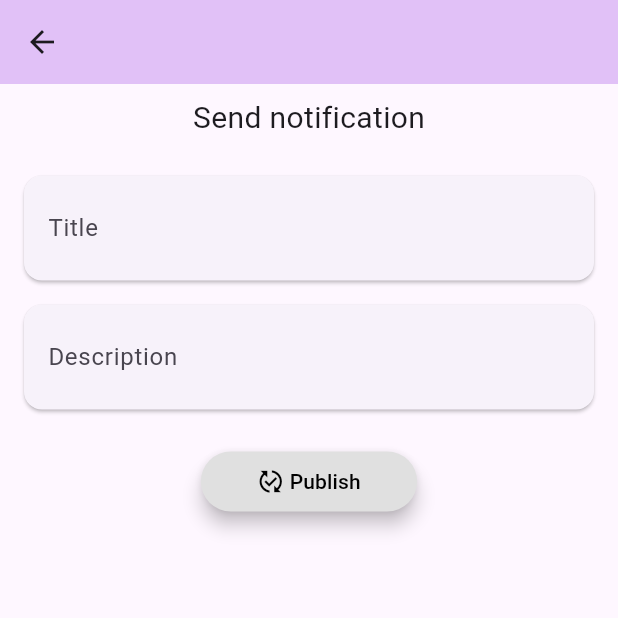
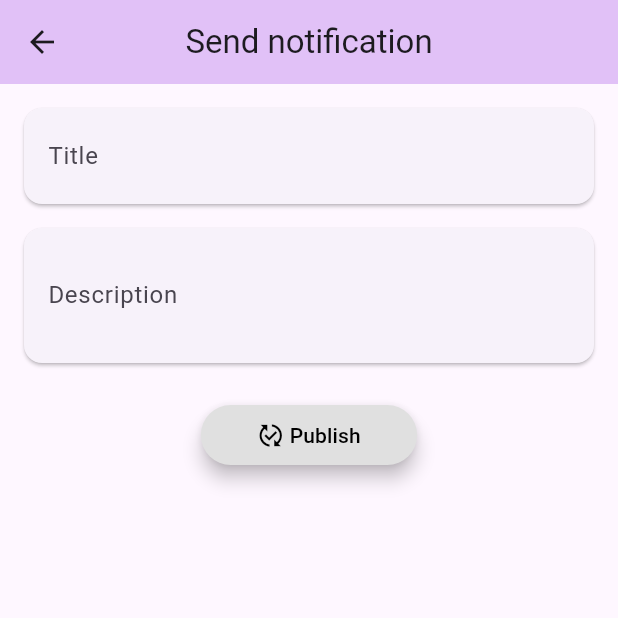
Before and after one commit to MobileDevNalsoft/Nalsoft, a Flutter app: the GenerateNotification screen opened by its route, on a phone screen of 412 x 824 dp, the top half of it. Run offline on Flutter 3.47's test engine with Material 3 defaults, Android fonts, the phone set to English and light mode, and no system bars; our stand-ins replace cloud_firestore, connectivity_plus, dio, firebase_auth, firebase_core, firebase_messaging and 6 more; missing offline and left inert: custom_widgets, flutter_beep, flutter_email_sender, flutter_windowmanager, qr_code_scanner, syncfusion_flutter_xlsio; accounts and stored records are empty; network calls fail.

Commit message:
Updated dynamic functionality

```diff
--- a/lib/views/screens/admin_screens/admin_generate_notification_view.dart
+++ b/lib/views/screens/admin_screens/admin_generate_notification_view.dart
@@ -33,19 +33,18 @@ class _GenerateNotificationState extends State<GenerateNotification>
       child: AspectRatio(
         aspectRatio: size.height/size.width,
         child: Scaffold(
+
           resizeToAvoidBottomInset: false,
-          appBar: AppBar(
+          appBar: AppBar(title: Text("Send notification"),centerTitle: true,
             leading: IconButton(
                 onPressed: () => Navigator.pop(context),
                 icon: const Icon(Icons.arrow_back)),
             backgroundColor: const Color.fromARGB(100, 179, 110, 234),
           ),
-          body: Column(
+          body: Stack(
+            children: [Column(
               children: [
-              const Padding(
-                padding: EdgeInsets.all(8.0),
-                child: Text("Send notification", style: TextStyle(fontSize: 20)),
-              ),
+
                 Card(
                   elevation: 1,
                   margin: const EdgeInsets.all(16),
@@ -55,7 +54,7 @@ class _GenerateNotificationState extends State<GenerateNotification>
                         label: Text("Title"),
                         border: InputBorder.none,
                         contentPadding:
-                          EdgeInsets.symmetric(vertical: 15, horizontal: 16),
+                            EdgeInsets.symmetric(vertical: 12, horizontal: 16),
                       )),
                 ),
                 Card(
@@ -69,16 +68,12 @@ class _GenerateNotificationState extends State<GenerateNotification>
                         label: Text("Description"),
                         border: InputBorder.none,
                         contentPadding:
-                          EdgeInsets.symmetric(vertical: 15, horizontal: 16),
+                            EdgeInsets.symmetric(vertical: 25, horizontal: 16),
                       )),
                 ),
                 SizedBox(
                   width: size.width * 0.35,
-                child: Provider.of<GenerateNotificationProvider>(context,
-                            listen: true)
-                        .isLoading
-                    ? CustomWidgets.CustomCircularLoader()
-                    : CustomElevatedButton(
+                  child: CustomElevatedButton(
                           color: MaterialStatePropertyAll(
                                             Colors.grey.shade300),
                           onPressed: () async {
@@ -97,6 +92,8 @@ class _GenerateNotificationState extends State<GenerateNotification>
                                 if (result) {
                                   CustomSnackBar.showSnackBar(
                                       context, "Successfully sent", Colors.green);
+                                      titleController.clear();
+                                      descriptionController.clear();
                                 } else {
                                   CustomSnackBar.showSnackBar(context,
                                       "Could not send notification", Colors.red);
@@ -122,6 +119,18 @@ class _GenerateNotificationState extends State<GenerateNotification>
                 )
               ],
             ),
+            if(Provider.of<GenerateNotificationProvider>(context,
+                            listen: true)
+                        .isLoading) Positioned(
+                  top: 0,
+                  left: 0,
+                  right: 0,
+                  bottom: 0,
+                  child: Container(
+                      color: Colors.black38,
+                      child: CustomWidgets.CustomCircularLoader()),
+                ),
+          ]),
         ),
       ),
     );
--- a/lib/views/screens/admin_screens/admin_home_view.dart
+++ b/lib/views/screens/admin_screens/admin_home_view.dart
@@ -4,6 +4,7 @@ import "package:get_it/get_it.dart";
 import "package:meals_management/inits/di_container.dart";
 import "package:meals_management/models/user_model.dart";
 import "package:meals_management/network_handler_mixin/network_handler.dart";
+import "package:meals_management/utils/constants.dart";
 import "package:meals_management/views/custom_widgets/custom_button.dart";
 import "package:meals_management/views/custom_widgets/custom_calendar_card.dart";
 import "package:meals_management/views/screens/admin_screens/admin_employees_view.dart";
@@ -336,7 +337,7 @@ class _AdminHomePageState extends State<AdminHomePage> with ConnectivityMixin {
       }
 
       // Permission granted, proceed with sending email
-      const recipientEmail = 'chiluverimadhankumarnetha@gmail.com';
+      String recipientEmail = sharedPreferences.getString(AppConstants.USERNAME).toString();
       const subject = 'Excel Data';
       const body = 'Please find the attached Excel file with the data.';
 
--- a/lib/views/screens/emp_screens/data_loader_page.dart
+++ b/lib/views/screens/emp_screens/data_loader_page.dart
@@ -44,7 +44,7 @@ class _DataLoader extends State<DataLoader> with ConnectivityMixin {
         await Provider.of<UserDataProvider>(context, listen: false)
             .getHolidays();
       }
-      if (sharedPreferences.getString('user_type') == 'E'){
+      if (sharedPreferences.getString('user_type') == 'V'){
         DateTime lastResetDate = sharedPreferences.containsKey('lastResetDate')
         ? DateTime.parse(sharedPreferences.getString('lastResetDate')!)
         : DateTime.now();
```
Also changed, not shown: lib/providers/auth_provider.dart (+23 -13 lines), lib/views/screens/authentication/login_view.dart (+11 -0 lines). Lines whose indentation alone changed are shown as unchanged.
